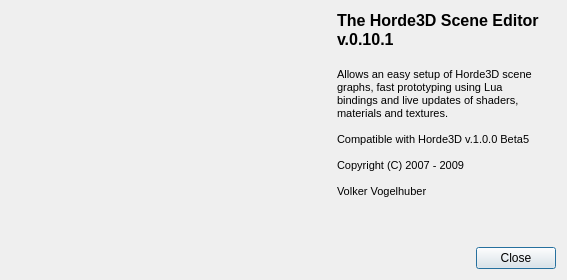
Above: Horde3DEditor/src/HordeSceneEditor/AboutDialog.ui from horde3d/Horde3D before the change. Below: the same form after it.
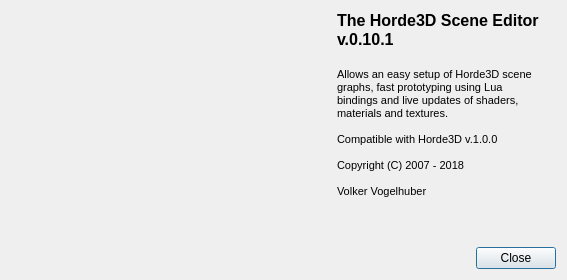
That is the form after the change. Icons and pictures are not drawn.

Commit message: Fixed outdated info in about dialog

```diff
--- a/Horde3DEditor/src/HordeSceneEditor/AboutDialog.ui
+++ b/Horde3DEditor/src/HordeSceneEditor/AboutDialog.ui
@@ -60,9 +60,9 @@
 &lt;p style=&quot; margin-top:0px; margin-bottom:0px; margin-left:0px; margin-right:0px; -qt-block-indent:0; text-indent:0px;&quot;&gt;bindings and live updates of shaders, &lt;/p&gt;
 &lt;p style=&quot; margin-top:0px; margin-bottom:0px; margin-left:0px; margin-right:0px; -qt-block-indent:0; text-indent:0px;&quot;&gt;materials and textures.&lt;/p&gt;
 &lt;p style=&quot;-qt-paragraph-type:empty; margin-top:0px; margin-bottom:0px; margin-left:0px; margin-right:0px; -qt-block-indent:0; text-indent:0px;&quot;&gt;&lt;br /&gt;&lt;/p&gt;
-&lt;p style=&quot; margin-top:0px; margin-bottom:0px; margin-left:0px; margin-right:0px; -qt-block-indent:0; text-indent:0px;&quot;&gt;Compatible with Horde3D v.1.0.0 Beta5&lt;/p&gt;
+&lt;p style=&quot; margin-top:0px; margin-bottom:0px; margin-left:0px; margin-right:0px; -qt-block-indent:0; text-indent:0px;&quot;&gt;Compatible with Horde3D v.1.0.0&lt;/p&gt;
 &lt;p style=&quot;-qt-paragraph-type:empty; margin-top:0px; margin-bottom:0px; margin-left:0px; margin-right:0px; -qt-block-indent:0; text-indent:0px;&quot;&gt;&lt;br /&gt;&lt;/p&gt;
-&lt;p style=&quot; margin-top:0px; margin-bottom:0px; margin-left:0px; margin-right:0px; -qt-block-indent:0; text-indent:0px;&quot;&gt;Copyright (C) 2007 - 2009&lt;/p&gt;
+&lt;p style=&quot; margin-top:0px; margin-bottom:0px; margin-left:0px; margin-right:0px; -qt-block-indent:0; text-indent:0px;&quot;&gt;Copyright (C) 2007 - 2018&lt;/p&gt;
 &lt;p style=&quot;-qt-paragraph-type:empty; margin-top:0px; margin-bottom:0px; margin-left:0px; margin-right:0px; -qt-block-indent:0; text-indent:0px;&quot;&gt;&lt;br /&gt;&lt;/p&gt;
 &lt;p style=&quot; margin-top:0px; margin-bottom:0px; margin-left:0px; margin-right:0px; -qt-block-indent:0; text-indent:0px;&quot;&gt;Volker Vogelhuber &lt;/p&gt;&lt;/body&gt;&lt;/html&gt;</string>
      </property>
```
